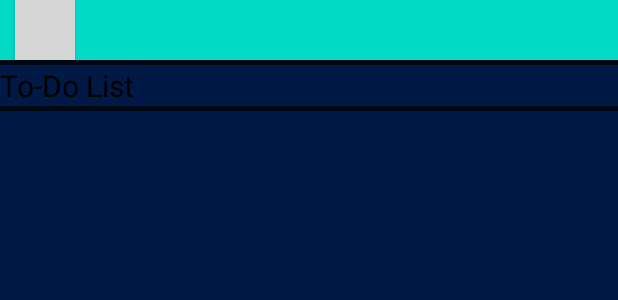
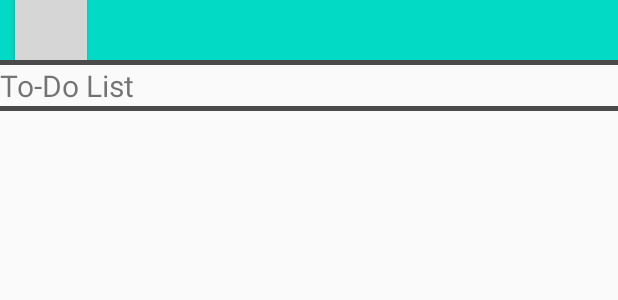
Before and after one commit to dylmcd13/AndroidTo-DoList, an Android app: the layout activity_main.xml on its own in the app's theme, with its tools: preview values and no code run, on a phone screen of 412 x 824 dp. Shown: the top 300 px of the screen. Run offline under Robolectric (Android 15) with nearby library versions, the phone set to English and light mode, and no system bars; grey boxes are pictures that could not be loaded.

Commit message:
Trying out dark mode button

```diff
--- a/app/src/main/AndroidManifest.xml
+++ b/app/src/main/AndroidManifest.xml
@@ -7,10 +7,10 @@
         android:dataExtractionRules="@xml/data_extraction_rules"
         android:fullBackupContent="@xml/backup_rules"
         android:icon="@mipmap/ic_launcher"
-        android:label="To-Do List"
+        android:label="@string/todo_list"
         android:roundIcon="@mipmap/ic_launcher_round"
         android:supportsRtl="true"
-        android:theme="@style/Theme.AppCompat.Light.NoActionBar"
+        android:theme="@style/AppThemeDark"
         tools:targetApi="31">
 
         <activity
--- a/app/src/main/res/layout/activity_main.xml
+++ b/app/src/main/res/layout/activity_main.xml
@@ -6,23 +6,26 @@
     android:layout_height="match_parent"
     android:keepScreenOn="true"
     android:orientation="vertical"
-    android:theme="@style/AppTheme"
     tools:context=".MainActivity" >
 
     <RelativeLayout
         android:layout_width="match_parent"
-        android:layout_height="wrap_content"
+        android:layout_height="40dp"
         android:background="@color/teal_200">
 
-        <Button
-            android:id="@+id/menu"
-            android:layout_width="40dp"
-            android:layout_height="40dp"
+        <ToggleButton
+            android:id="@+id/darkModeButton"
+            android:layout_width="48dp"
+            android:layout_height="48dp"
             android:layout_marginStart="10dp"
             android:alpha="1"
-            android:background="@drawable/ic_menu_button"
-            android:backgroundTint="#000000" />
-
+            android:background="@drawable/ic_darkmode_light"
+            android:backgroundTint="#FFFFFF"
+            android:foreground="@drawable/ic_darkmode_light"
+            android:foregroundTint="@color/white"
+            android:textOff=""
+            android:textOn=""
+            android:checked="true"/>
     </RelativeLayout>
 
     <View
--- a/app/src/main/res/values/strings.xml
+++ b/app/src/main/res/values/strings.xml
@@ -1,4 +1,5 @@
 <resources>
     <string name="app_name">TO-DOList</string>
     <string name="todo_list">To-Do List</string>
+    <string name="darkMode_key">darkMode</string>
 </resources>
--- a/app/src/main/res/values/styles.xml
+++ b/app/src/main/res/values/styles.xml
@@ -1,7 +1,5 @@
 <?xml version="1.0" encoding="utf-8"?>
 <resources>
-    <style name="AppTheme" parent="Theme.AppCompat.DayNight">
-        <item name="android:textColor">#000000</item>
-        <item name="android:background">@color/material_dynamic_primary10</item>
-    </style>
+    <style name="AppThemeLight" parent="Theme.AppCompat.Light.NoActionBar" ></style>
+    <style name="AppThemeDark" parent="Theme.AppCompat.DayNight.NoActionBar"></style>
 </resources>
```
Also changed, not shown: app/src/main/java/com/example/to_dolist/MainActivity.java (+79 -9 lines), app/src/main/java/com/example/to_dolist/Settings.java (added, +26 -0 lines), app/src/main/res/drawable/moon.xml (added, +10 -0 lines), app/src/debug/res/drawable-hdpi/ic_darkmode_dark.png (added), app/src/debug/res/drawable-hdpi/ic_darkmode_light.png (added), app/src/debug/res/drawable-mdpi/ic_darkmode_dark.png (added), app/src/debug/res/drawable-mdpi/ic_darkmode_light.png (added), app/src/debug/res/drawable-xhdpi/ic_darkmode_dark.png (added), app/src/debug/res/drawable-xhdpi/ic_darkmode_light.png (added), app/src/debug/res/drawable-xxhdpi/ic_darkmode_dark.png (added), app/src/debug/res/drawable-xxhdpi/ic_darkmode_light.png (added), app/src/debug/res/drawable-xxxhdpi/ic_darkmode_dark.png (added), app/src/debug/res/drawable-xxxhdpi/ic_darkmode_light.png (added).
